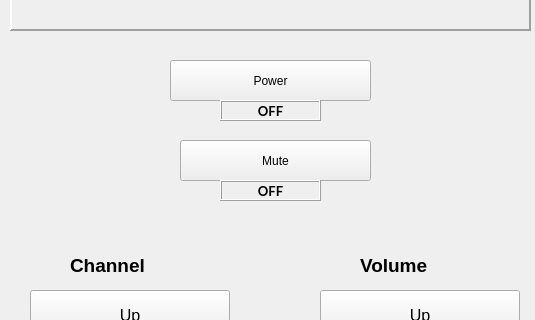
First picture: the form in gui.ui, repository iTzLeGnde/Project1, before the edit; both pictures show x 0 to 535 and y 257 to 577 of the 535 by 783 pixel window.
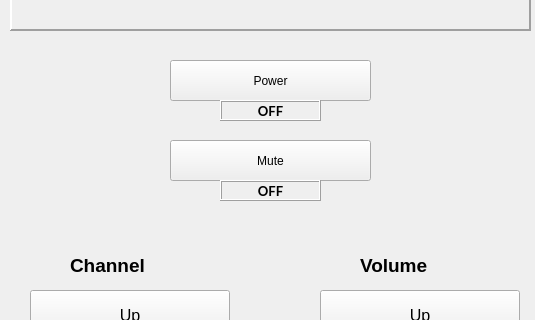
Second picture: the form after the edit. Icons and pictures are not drawn.

What changed in the file:
```diff
--- a/gui.ui
+++ b/gui.ui
@@ -20,9 +20,9 @@
    <widget class="QPushButton" name="muteButton">
     <property name="geometry">
      <rect>
-      <x>180</x>
+      <x>170</x>
       <y>380</y>
-      <width>191</width>
+      <width>201</width>
       <height>41</height>
      </rect>
     </property>
```
